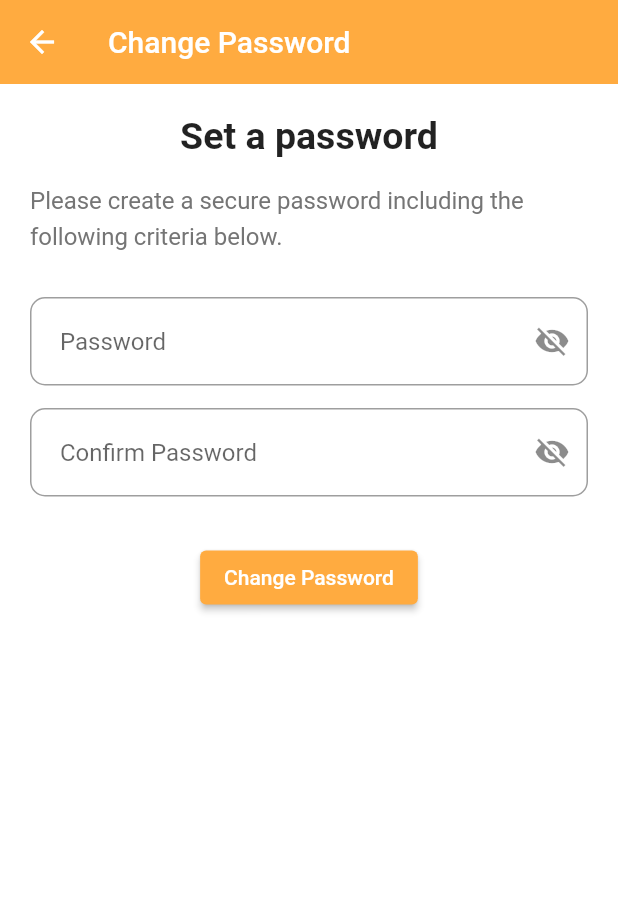
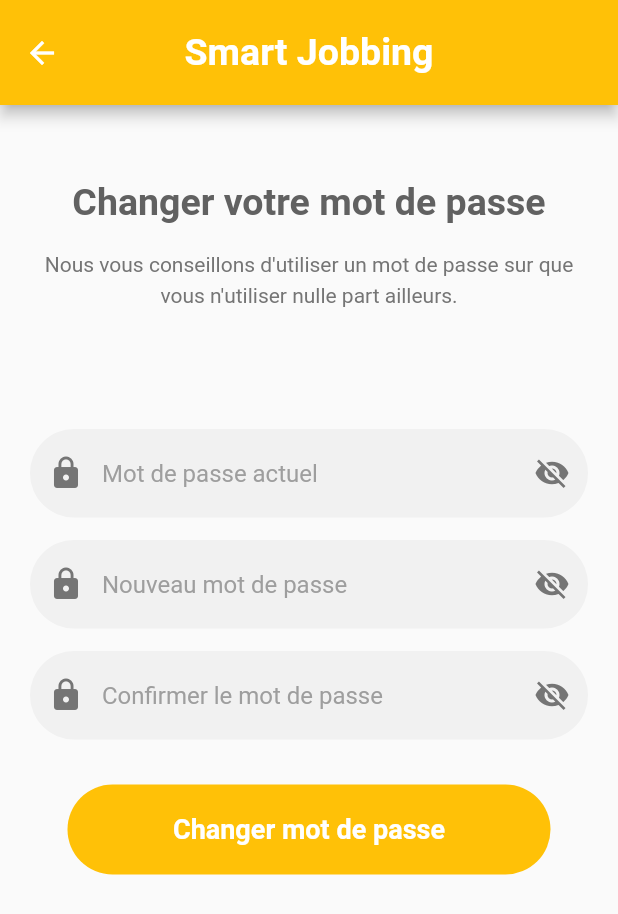
Before and after one commit to MOHAMEDREDABOUAMOUD/Jobbing-App-flutter, a Flutter app: the ChangePassword screen opened directly, on a phone screen of 412 x 824 dp. Shown: the top 914 px of the screen. Run offline on Flutter 3.47's test engine with Material 2 defaults, Android fonts, the light colour scheme and no system bars; our stand-ins replace cloud_firestore, firebase_auth, firebase_core, firebase_storage, fl_chart, flutter_credit_card and 6 more; missing offline and left inert: cross_file_image, dart:ffi, flutter_facebook_auth, flutter_login_facebook, flutter_phone_direct_caller; accounts and stored records are empty.

Commit message:
frontend modify 2

```diff
--- a/signin_signup/lib/components/passTextField.dart
+++ b/signin_signup/lib/components/passTextField.dart
@@ -38,6 +38,11 @@
           border: OutlineInputBorder(
               borderRadius: BorderRadius.circular(30),
               borderSide: BorderSide.none),
+          focusedBorder: OutlineInputBorder(
+              borderRadius: BorderRadius.circular(30),
+              borderSide: BorderSide(
+                color: Colors.amber,
+              )),
           fillColor: Colors.grey.withOpacity(0.1),
           filled: true,
           hintText: hintText, //show to the user what to type in that text field
--- a/signin_signup/lib/pages/AppStatistics.dart
+++ b/signin_signup/lib/pages/AppStatistics.dart
@@ -391,10 +391,7 @@
     });
   }
 }
-<<<<<<< HEAD
-=======
 
->>>>>>> 2c9da43810b5bf3ace2bb474e802874d3cfa3f42
 class _Badge extends StatelessWidget {
   const _Badge(
     this.asset, {
--- a/signin_signup/lib/pages/changepassword.dart
+++ b/signin_signup/lib/pages/changepassword.dart
@@ -1,8 +1,11 @@
+// ignore_for_file: prefer_const_constructors
+
 import 'package:flutter/material.dart';
 import 'package:cloud_firestore/cloud_firestore.dart';
 import 'package:firebase_auth/firebase_auth.dart';
 import 'package:signin_signup/DAL/dao.dart';
 
+import '../components/my_button.dart';
 
 class ChangePassword extends StatefulWidget {
   const ChangePassword({required Key key}) : super(key: key);
@@ -28,54 +31,104 @@
   Widget build(BuildContext context) {
     return Scaffold(
       appBar: AppBar(
-        elevation: 0,
-        backgroundColor: Colors.orangeAccent,
+        backgroundColor: Colors.amber,
+        toolbarHeight: 70,
         title: Text(
-          "Change Password",
-          style: TextStyle(color: Colors.white),
+          //widget.name,
+          "Smart Jobbing",
+          style: TextStyle(
+            fontWeight: FontWeight.bold,
+            fontSize: 25,
           ),
         ),
-      body: Container(
-        color: Colors.white,
-        padding: EdgeInsets.symmetric(horizontal: 20, vertical: 20),
+        centerTitle: true,
+      ),
+      body: SingleChildScrollView(
+        padding: EdgeInsets.symmetric(horizontal: 20, vertical: 50),
         child: Column(
           children: [
             Text(
-              "Set a password",
-              style: TextStyle(fontSize: 25, fontWeight: FontWeight.bold),
+              "Changer votre mot de passe",
+              style: TextStyle(
+                  fontSize: 25,
+                  fontWeight: FontWeight.bold,
+                  color: Colors.grey[700]),
             ),
-            SizedBox(height: 15,),
+            SizedBox(height: 15),
             Text(
-              "Please create a secure password including the following criteria below.",
+              "Nous vous conseillons d'utiliser un mot de passe sur que vous n'utiliser nulle part ailleurs.",
+              textAlign: TextAlign.center,
               style: TextStyle(
-                fontSize: 16,
+                fontSize: 14,
                 height: 1.5,
                 color: Colors.grey.shade600,
               ),
             ),
-            SizedBox(height: 30,),
+            SizedBox(height: 80),
+            // pswd actuel
             TextField(
-              controller: _passwordController,
+              controller: _passwordController, //////
               obscureText: !_isVisible,
               decoration: InputDecoration(
+                border: OutlineInputBorder(
+                    borderRadius: BorderRadius.circular(30),
+                    borderSide: BorderSide.none),
+                focusedBorder: OutlineInputBorder(
+                    borderRadius: BorderRadius.circular(30),
+                    borderSide: BorderSide(
+                      color: Colors.amber,
+                    )),
+                fillColor: Colors.grey.withOpacity(0.1),
+                filled: true,
+                hintText:
+                    "Mot de passe actuel", //show to the user what to type in that text field
+                hintStyle: TextStyle(color: Colors.grey),
                 suffixIcon: IconButton(
                   onPressed: () {
                     setState(() {
                       _isVisible = !_isVisible;
                     });
                   },
-                  icon: _isVisible ? Icon(Icons.visibility) : Icon(Icons.visibility_off),
+                  icon: _isVisible
+                      ? Icon(Icons.visibility)
+                      : Icon(Icons.visibility_off),
                 ),
+                suffixIconColor: Colors.grey[600],
+                prefixIcon: Icon(Icons.lock),
+                prefixIconColor: Colors.grey[600],
+              ),
+            ),
+            SizedBox(height: 15),
+            TextField(
+              controller: _passwordController,
+              obscureText: !_isVisible,
+              decoration: InputDecoration(
                 border: OutlineInputBorder(
-                  borderRadius: BorderRadius.circular(10),
-                  borderSide: BorderSide(color: Colors.black),
+                    borderRadius: BorderRadius.circular(30),
+                    borderSide: BorderSide.none),
+                focusedBorder: OutlineInputBorder(
+                    borderRadius: BorderRadius.circular(30),
+                    borderSide: BorderSide(
+                      color: Colors.amber,
+                    )),
+                fillColor: Colors.grey.withOpacity(0.1),
+                filled: true,
+                hintText:
+                    "Nouveau mot de passe", //show to the user what to type in that text field
+                hintStyle: TextStyle(color: Colors.grey),
+                suffixIcon: IconButton(
+                  onPressed: () {
+                    setState(() {
+                      _isVisible = !_isVisible;
+                    });
+                  },
+                  icon: _isVisible
+                      ? Icon(Icons.visibility)
+                      : Icon(Icons.visibility_off),
                 ),
-                focusedBorder: OutlineInputBorder(
-                  borderRadius: BorderRadius.circular(10),
-                  borderSide: BorderSide(color: Colors.black),
-                ),
-                hintText: "Password",
-                contentPadding: EdgeInsets.symmetric(horizontal: 20, vertical: 20),
+                suffixIconColor: Colors.grey[600],
+                prefixIcon: Icon(Icons.lock),
+                prefixIconColor: Colors.grey[600],
               ),
             ),
             SizedBox(height: 15),
@@ -83,32 +136,39 @@
               controller: _confirmPasswordController,
               obscureText: !_isVisible,
               decoration: InputDecoration(
+                border: OutlineInputBorder(
+                    borderRadius: BorderRadius.circular(30),
+                    borderSide: BorderSide.none),
+                focusedBorder: OutlineInputBorder(
+                    borderRadius: BorderRadius.circular(30),
+                    borderSide: BorderSide(
+                      color: Colors.amber,
+                    )),
+                fillColor: Colors.grey.withOpacity(0.1),
+                filled: true,
+                hintText:
+                    "Confirmer le mot de passe", //show to the user what to type in that text field
+                hintStyle: TextStyle(color: Colors.grey),
                 suffixIcon: IconButton(
                   onPressed: () {
                     setState(() {
                       _isVisible = !_isVisible;
                     });
                   },
-                  icon: _isVisible ? Icon(Icons.visibility) : Icon(Icons.visibility_off),
+                  icon: _isVisible
+                      ? Icon(Icons.visibility)
+                      : Icon(Icons.visibility_off),
                 ),
-                border: OutlineInputBorder(
-                  borderRadius: BorderRadius.circular(10),
-                  borderSide: BorderSide(color: Colors.black),
-                ),
-                focusedBorder: OutlineInputBorder(
-                  borderRadius: BorderRadius.circular(10),
-                  borderSide: BorderSide(color: Colors.black),
-                ),
-                hintText: "Confirm Password",
-                contentPadding: EdgeInsets.symmetric(horizontal: 20, vertical: 20),
+                suffixIconColor: Colors.grey[600],
+                prefixIcon: Icon(Icons.lock),
+                prefixIconColor: Colors.grey[600],
               ),
             ),
             SizedBox(height: 30),
-            ElevatedButton(
-              onPressed: () {
+            MyButton(
+              Ontap: () {
                 String password = _passwordController.text;
                 String confirmPassword = _confirmPasswordController.text;
-
                 // Add your password validation logic here
                 if (password.isEmpty || confirmPassword.isEmpty) {
                   // Show an error message if either field is empty
@@ -149,19 +209,17 @@
                     },
                   );
                 } else {
-                  user!.updatePassword(password).then((_) {
-
-                  }).catchError((error) {
-
-                  });
+                  user!
+                      .updatePassword(password)
+                      .then((_) {})
+                      .catchError((error) {});
                   User? currentUser = FirebaseAuth.instance.currentUser;
 
                   if (currentUser != null) {
                     String? userEmail = currentUser.email;
                     if (userEmail != null) {
                       Future<String> futureResult = DAO.getType(userEmail);
-                      futureResult.then((value) =>
-                        FirebaseFirestore.instance
+                      futureResult.then((value) => FirebaseFirestore.instance
                               .collection(value)
                               .where('email', isEqualTo: userEmail)
                               .get()
@@ -171,36 +229,28 @@
                               FirebaseFirestore.instance
                                   .collection(value)
                                   .doc(documentId)
-                              .update({'password': password})
-                              .then((_) {
-                                print("Password updated successfully: $password");
+                                  .update({'password': password}).then((_) {
+                                print(
+                                    "Password updated successfully: $password");
                                 Navigator.pop(context);
-                              })
-                              .catchError((error) {
+                              }).catchError((error) {
                                 print("Error updating password: $error");
                               });
                             } else {
                               print("User document not found");
                             }
-                      })
-                      .catchError((error) {
+                          }).catchError((error) {
                             print("Error retrieving user document: $error");
-                      })
-                      );
-
+                          }));
                     } else {
                       print("User email is null");
                     }
                   } else {
                     print("User is null");
                   }
-
                 }
               },
-              style: ElevatedButton.styleFrom(
-                primary: Colors.orangeAccent,
-              ),
-              child: Text("Change Password"),
+              name: 'Changer mot de passe',
             ),
           ],
         ),
--- a/signin_signup/lib/pages/clientProfile.dart
+++ b/signin_signup/lib/pages/clientProfile.dart
@@ -45,14 +45,14 @@
               children: [
                 CircleAvatar(
                     backgroundColor: Colors.amber,
-                    radius: 104,
+                    radius: 83,
                     child: CircleAvatar(
                       backgroundColor: Colors.white,
                       backgroundImage: widget.urlImage != ""
                           ? NetworkImage(widget.urlImage)
                           : NetworkImage(
                               'https://www.w3schools.com/howto/img_avatar.png'),
-                      radius: 100,
+                      radius: 80,
                     )),
                 SizedBox(height: 20),
                 Text(
```
Also changed, not shown: signin_signup/lib/components/my_textfield.dart (+6 -1 lines), signin_signup/lib/pages/changenumber.dart (+50 -44 lines), signin_signup/lib/pages/chat_page.dart (+21 -34 lines), signin_signup/lib/pages/profile.dart (+57 -47 lines), signin_signup/lib/pages/settings.dart (+43 -23 lines), signin_signup/lib/pages/signup.dart (+30 -2 lines), signin_signup/pubspec.lock. Lines whose indentation alone changed are shown as unchanged.
